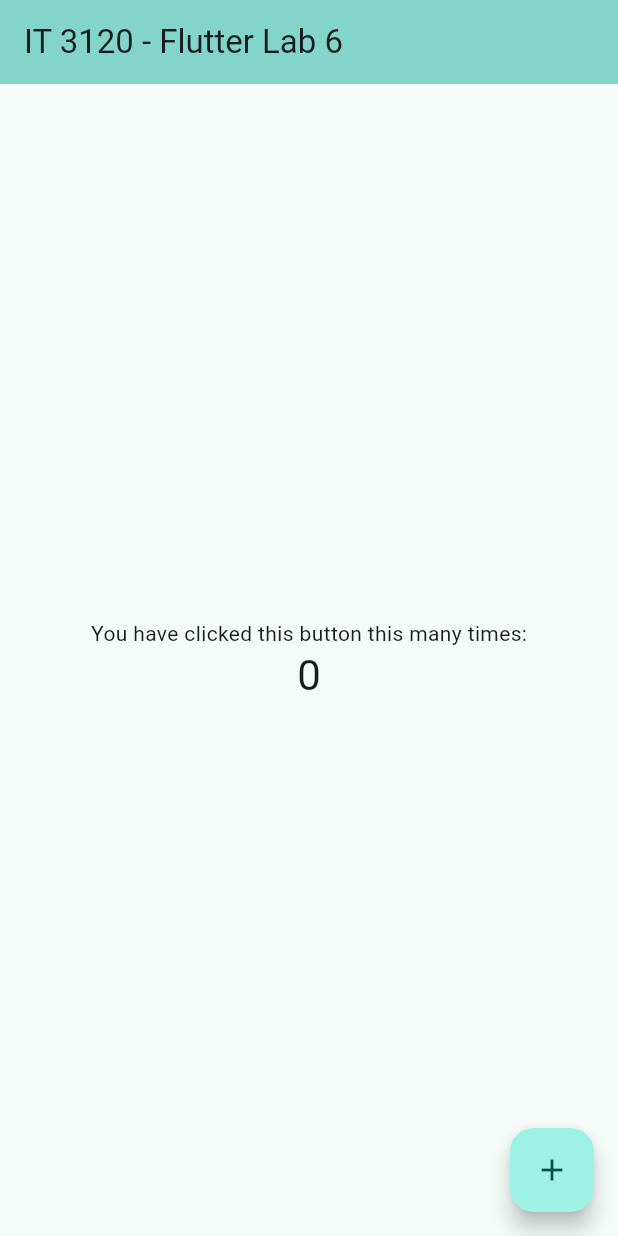
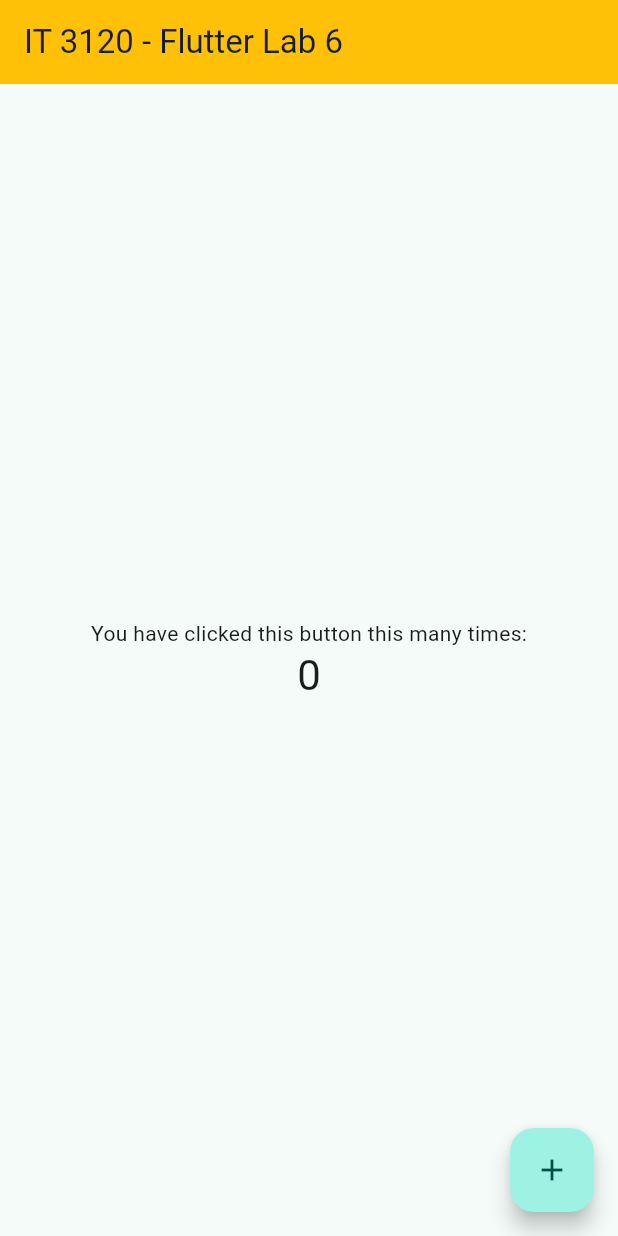
Before and after one commit to hotdogwithcheese/it3120-lab6, a Flutter app: the screen it shows after launch, on a phone screen of 412 x 824 dp. Run offline on Flutter 3.47's test engine with Material 3 defaults, Android fonts, the phone set to English and light mode, and no system bars.

Commit message:
Change AppBar background color to amber

```diff
--- a/lib/main.dart
+++ b/lib/main.dart
@@ -80,7 +80,7 @@ class _MyHomePageState extends State<MyHomePage> {
         // TRY THIS: Try changing the color here to a specific color (to
         // Colors.amber, perhaps?) and trigger a hot reload to see the AppBar
         // change color while the other colors stay the same.
-        backgroundColor: Theme.of(context).colorScheme.inversePrimary,
+        backgroundColor: Colors.amber,
         // Here we take the value from the MyHomePage object that was created by
         // the App.build method, and use it to set our appbar title.
         title: Text(widget.title),
```
